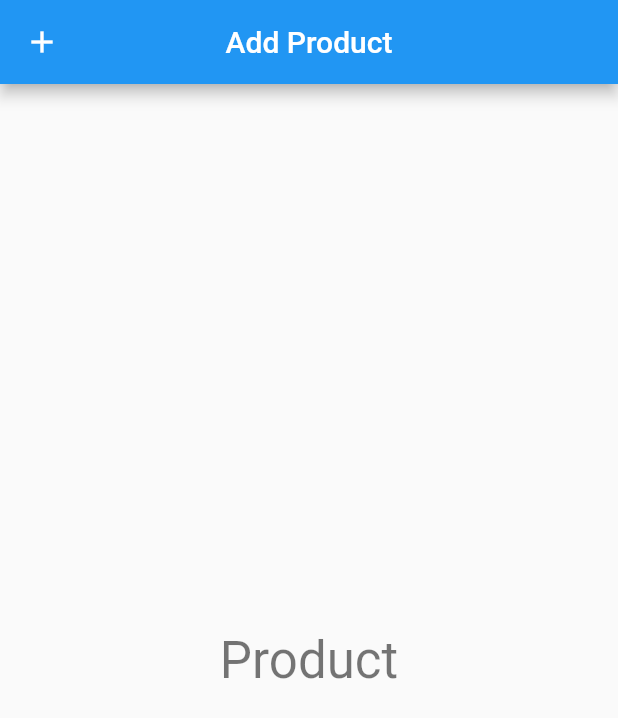
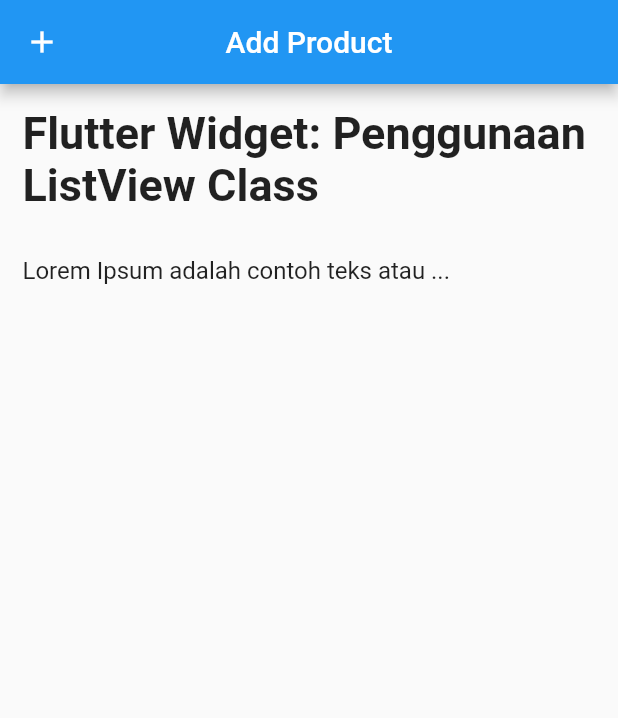
Before and after one commit to jeniastina/tugas2_jeni, a Flutter app: the screen it shows after launch, on a phone screen of 412 x 824 dp. Shown: the top 718 px of the screen. Run offline on Flutter 3.47's test engine with Material 2 defaults, Android fonts, the phone set to English and light mode, and no system bars.

```diff
--- a/lib/main.dart
+++ b/lib/main.dart
@@ -35,15 +35,15 @@ class MyHomePage extends StatelessWidget {
           ),
           centerTitle: true,
         ),
-      body: Center(
-        child: Container(
-            width: 600,
-            child: Text(
-              'Product',
-              textAlign: TextAlign.center,
-              style: Theme.of(context).textTheme.headline4,
-            )),
+        body: ListView(children: <Widget>[
+          Container(
+            padding: EdgeInsets.all(15),
+            child: Text('Flutter Widget: Penggunaan ListView Class', style: TextStyle(fontSize: 30, fontWeight: FontWeight.bold)),
           ),
-    );
+          Container(
+            padding: EdgeInsets.all(15),
+            child: Text('''Lorem Ipsum adalah contoh teks atau ...''', style: TextStyle(fontSize: 16)),
+          ),
+        ]));
   }
 }
```
Also changed, not shown: 1 other file. Lines whose indentation alone changed are shown as unchanged.
